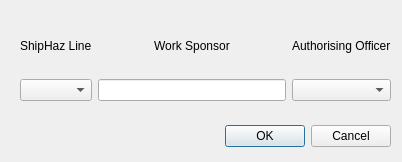
Old version of the form shActivity.ui in the repository Wod1n/eShipHaz.
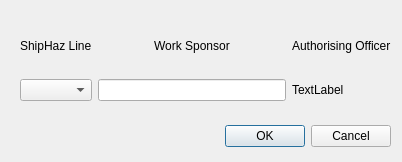
New version of the form.

Diff of the .ui file:
```diff
--- a/shActivity.ui
+++ b/shActivity.ui
@@ -59,9 +59,6 @@
       </property>
      </widget>
     </item>
-    <item row="1" column="2">
-     <widget class="QComboBox" name="authOff"/>
-    </item>
     <item row="0" column="2" alignment="Qt::AlignHCenter|Qt::AlignVCenter">
      <widget class="QLabel" name="label_3">
       <property name="text">
@@ -69,6 +66,13 @@
       </property>
      </widget>
     </item>
+    <item row="1" column="2">
+     <widget class="QLabel" name="authOff">
+      <property name="text">
+       <string>TextLabel</string>
+      </property>
+     </widget>
+    </item>
    </layout>
   </widget>
  </widget>
```
Left out of the diff: 2 changed lines with no effect on the pictures.
